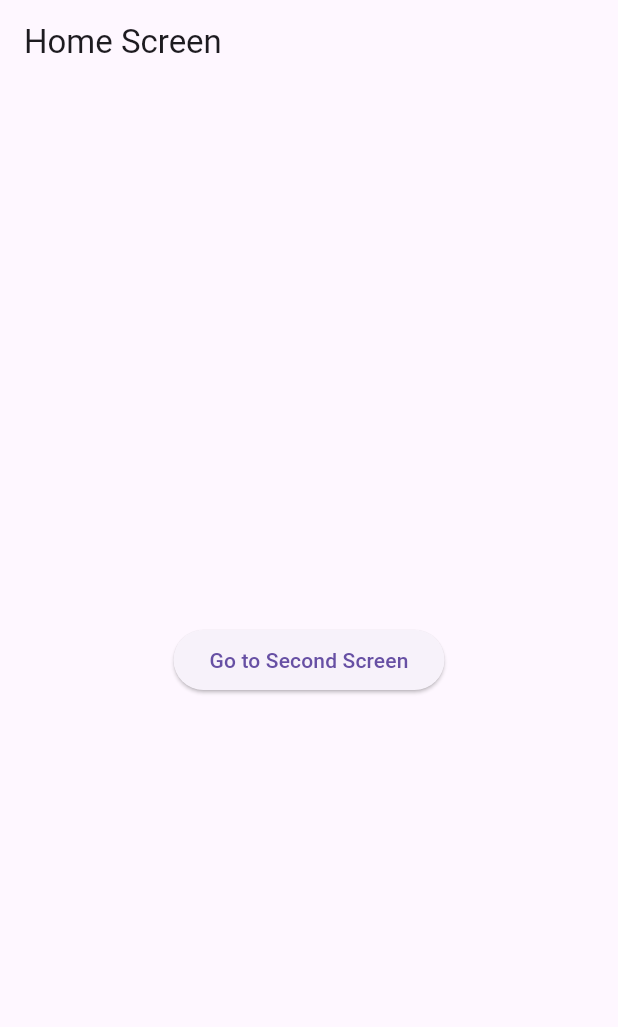
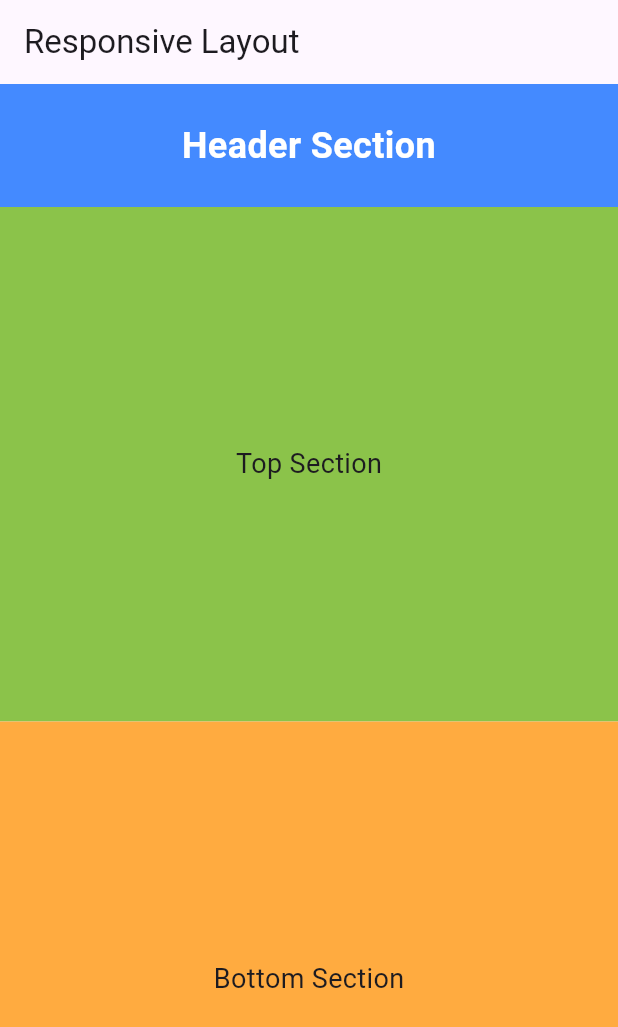
Before and after one commit to kalviumcommunity/S63-05-SPH-FlutterAndFirbase-PetBuddy, a Flutter app: the screen it shows after launch, on a phone screen of 412 x 824 dp. Shown: the top 1027 px of the screen. Run offline on Flutter 3.47's test engine with Material 3 defaults, Android fonts, the phone set to English and light mode, and no system bars; our stand-ins replace cloud_firestore, firebase_auth; accounts and stored records are empty.

Commit message:
feat: designed responsive layout using rows, columns, and containers

```diff
--- a/lib/main.dart
+++ b/lib/main.dart
@@ -1,6 +1,5 @@
 import 'package:flutter/material.dart';
-import 'screens/home_screen.dart';
-import 'screens/second_screen.dart';
+import 'screens/responsive_layout.dart';
 
 void main() {
   runApp(const MyApp());
@@ -12,13 +11,9 @@ class MyApp extends StatelessWidget {
   @override
   Widget build(BuildContext context) {
     return MaterialApp(
-      title: 'Navigation Demo',
+      title: 'Responsive Demo',
       debugShowCheckedModeBanner: false,
-      initialRoute: '/',
-      routes: {
-        '/': (context) => const HomeScreen(),
-        '/second': (context) => const SecondScreen(),
-      },
+      home: const ResponsiveLayoutScreen(),
     );
   }
 }
--- /dev/null
+++ b/lib/screens/responsive_layout.dart
@@ -0,0 +1,78 @@
+import 'package:flutter/material.dart';
+
+class ResponsiveLayoutScreen extends StatelessWidget {
+  const ResponsiveLayoutScreen({super.key});
+
+  @override
+  Widget build(BuildContext context) {
+    // 1. Determine screen width using MediaQuery
+    final screenWidth = MediaQuery.of(context).size.width;
+    final isLargeScreen = screenWidth > 600;
+
+    return Scaffold(
+      appBar: AppBar(
+        title: const Text('Responsive Layout'),
+      ),
+      body: Column(
+        children: [
+          // Header Section (Always consistent)
+          Container(
+            width: double.infinity,
+            padding: const EdgeInsets.all(24),
+            color: Colors.blueAccent,
+            child: const Text(
+              'Header Section',
+              textAlign: TextAlign.center,
+              style: TextStyle(fontSize: 24, color: Colors.white, fontWeight: FontWeight.bold),
+            ),
+          ),
+
+          // Content Sections (Responsive part)
+          Expanded(
+            child: isLargeScreen
+                // Large screen: side-by-side (Row)
+                ? Row(
+                    children: [
+                      // Left Section
+                      Expanded(
+                        child: Container(
+                          color: Colors.lightGreen,
+                          child: const Center(child: Text('Left Section', style: TextStyle(fontSize: 18))),
+                        ),
+                      ),
+                      // Right Section
+                      Expanded(
+                        child: Container(
+                          color: Colors.orangeAccent,
+                          child: const Center(child: Text('Right Section', style: TextStyle(fontSize: 18))),
+                        ),
+                      ),
+                    ],
+                  )
+                // Small screen: stacked (Column)
+                : Column(
+                    children: [
+                      // Left (Top) Section
+                      Expanded(
+                        child: Container(
+                          color: Colors.lightGreen,
+                          width: double.infinity,
+                          child: const Center(child: Text('Top Section', style: TextStyle(fontSize: 18))),
+                        ),
+                      ),
+                      // Right (Bottom) Section
+                      Expanded(
+                        child: Container(
+                          color: Colors.orangeAccent,
+                          width: double.infinity,
+                          child: const Center(child: Text('Bottom Section', style: TextStyle(fontSize: 18))),
+                        ),
+                      ),
+                    ],
+                  ),
+          ),
+        ],
+      ),
+    );
+  }
+}
```
Also changed, not shown: 1 other file.
